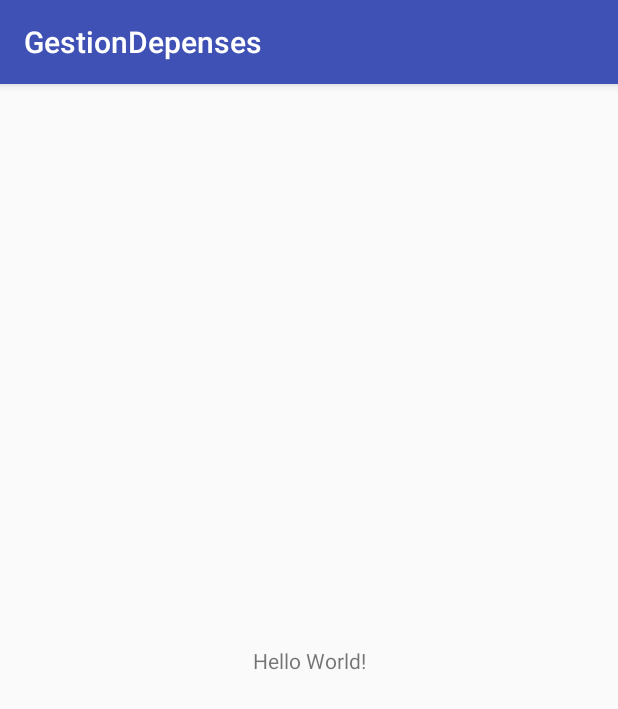
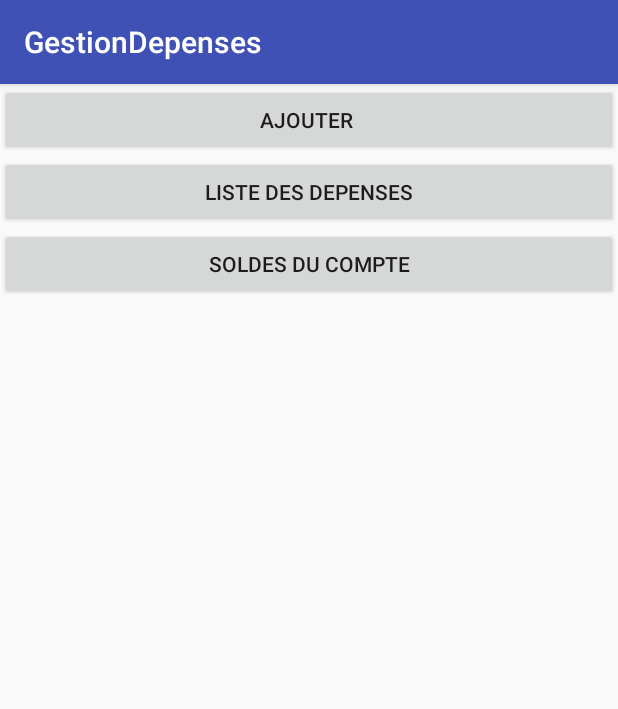
Before and after one commit to ClotaireBryan/GestionDepenses, an Android app: the screen it shows after launch (MainActivity), on a phone screen of 412 x 824 dp. Shown: the top 709 px of the screen. Run offline under Robolectric (Android 15) with nearby library versions, the phone set to English and light mode, and no system bars.

Commit message:
debut projet

```diff
--- a/app/build.gradle
+++ b/app/build.gradle
@@ -1,11 +1,11 @@
 apply plugin: 'com.android.application'
 
 android {
-    compileSdkVersion 28
+    compileSdkVersion 26
     defaultConfig {
         applicationId "clotaire.bryan.gestiondepenses"
-        minSdkVersion 24
-        targetSdkVersion 28
+        minSdkVersion 21
+        targetSdkVersion 26
         versionCode 1
         versionName "1.0"
         testInstrumentationRunner "android.support.test.runner.AndroidJUnitRunner"
@@ -20,7 +20,7 @@ android {
 
 dependencies {
     implementation fileTree(dir: 'libs', include: ['*.jar'])
-    implementation 'com.android.support:appcompat-v7:28.0.0-beta01'
+    implementation 'com.android.support:appcompat-v7:26.1.0'
     implementation 'com.android.support.constraint:constraint-layout:1.1.2'
     testImplementation 'junit:junit:4.12'
     androidTestImplementation 'com.android.support.test:runner:1.0.2'
--- a/app/src/main/res/layout/activity_main.xml
+++ b/app/src/main/res/layout/activity_main.xml
@@ -6,13 +6,26 @@
     android:layout_height="match_parent"
     tools:context=".MainActivity">
 
-    <TextView
-        android:layout_width="wrap_content"
-        android:layout_height="wrap_content"
-        android:text="Hello World!"
-        app:layout_constraintBottom_toBottomOf="parent"
-        app:layout_constraintLeft_toLeftOf="parent"
-        app:layout_constraintRight_toRightOf="parent"
-        app:layout_constraintTop_toTopOf="parent" />
 
+    <LinearLayout
+        android:layout_width="match_parent"
+        android:layout_height="match_parent"
+        android:orientation="vertical">
+
+
+        <Button
+            android:layout_width="match_parent"
+            android:layout_height="wrap_content"
+            android:text="Ajouter "/>
+        <Button
+            android:layout_width="match_parent"
+            android:layout_height="wrap_content"
+            android:text="liste des depenses"/>
+        <Button
+            android:layout_width="match_parent"
+            android:layout_height="wrap_content"
+            android:text="soldes du compte"/>
+
+
+    </LinearLayout>
 </android.support.constraint.ConstraintLayout>
```
